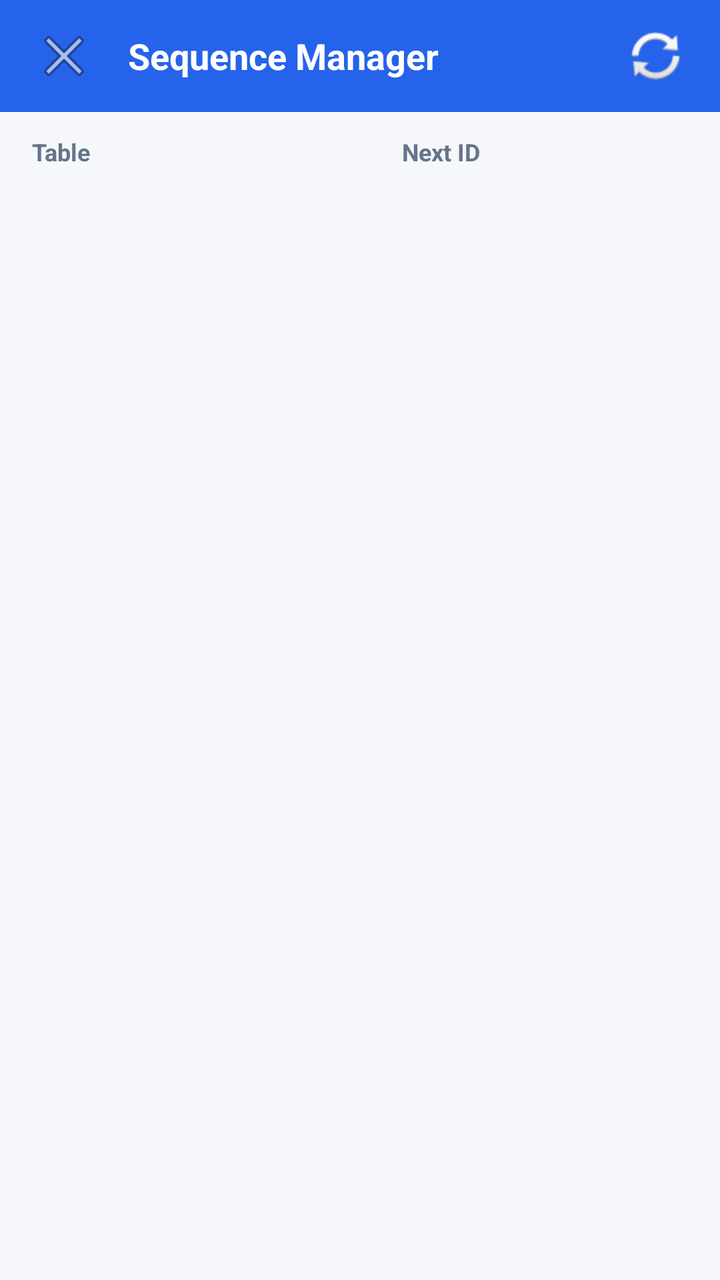
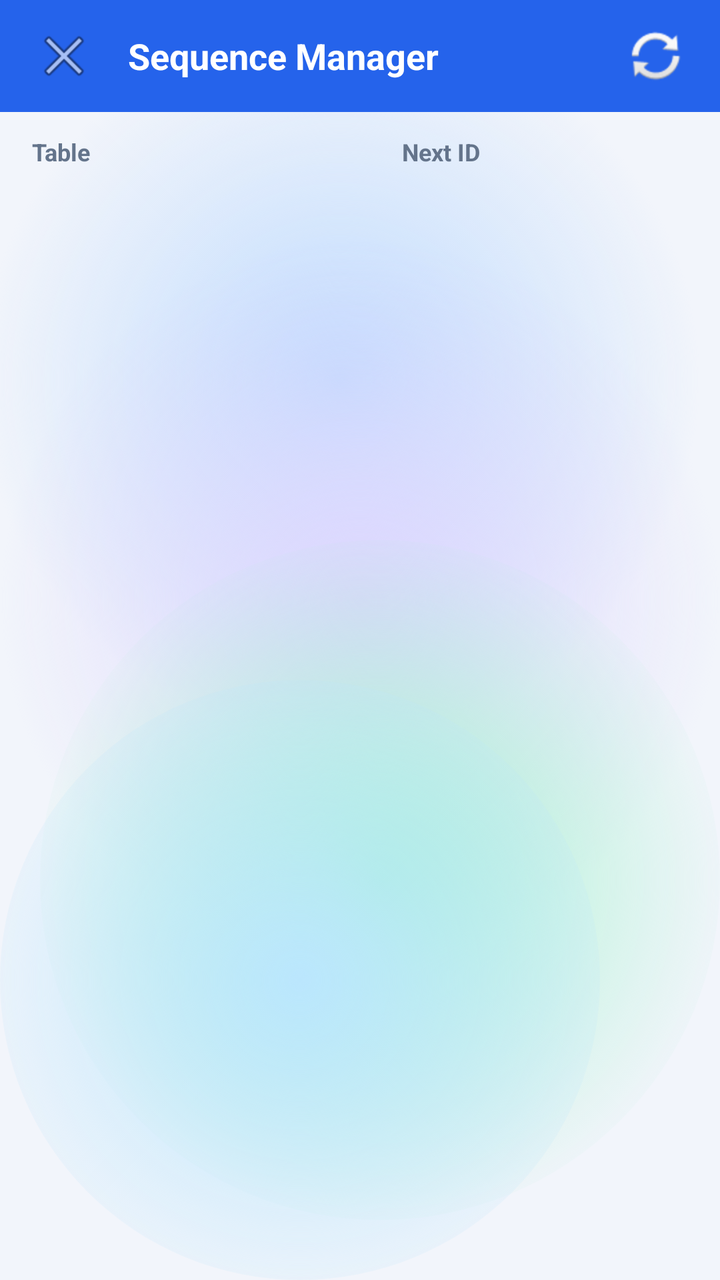

Two renders of the same Android screen: before a commit and after it. Below are the layout's source before the change and the commit's diff.
<!-- AndroidManifest.xml: application theme Theme.ExpenseOS -->
<!-- res/layout/activity_sequence.xml -->
<?xml version="1.0" encoding="utf-8"?>
<LinearLayout xmlns:android="http://schemas.android.com/apk/res/android"
    android:layout_width="match_parent"
    android:layout_height="match_parent"
    android:orientation="vertical"
    android:background="@color/background">

    <LinearLayout
        android:layout_width="match_parent"
        android:layout_height="56dp"
        android:orientation="horizontal"
        android:gravity="center_vertical"
        android:background="@color/primary"
        android:paddingHorizontal="12dp">

        <ImageButton
            android:id="@+id/btnBack"
            android:layout_width="40dp"
            android:layout_height="40dp"
            android:background="?attr/selectableItemBackgroundBorderless"
            android:src="@android:drawable/ic_menu_close_clear_cancel"
            android:contentDescription="Back" />

        <TextView
            android:layout_width="0dp"
            android:layout_height="wrap_content"
            android:layout_weight="1"
            android:layout_marginStart="12dp"
            android:text="Sequence Manager"
            android:textColor="@android:color/white"
            android:textSize="18sp"
            android:textStyle="bold" />

        <ImageButton
            android:id="@+id/btnResyncAll"
            android:layout_width="40dp"
            android:layout_height="40dp"
            android:background="?attr/selectableItemBackgroundBorderless"
            android:src="@android:drawable/ic_popup_sync"
            android:contentDescription="Resync All" />
    </LinearLayout>

    <LinearLayout
        android:layout_width="match_parent"
        android:layout_height="40dp"
        android:orientation="horizontal"
        android:gravity="center_vertical"
        android:background="@color/background"
        android:paddingHorizontal="16dp">

        <TextView
            android:layout_width="0dp"
            android:layout_height="wrap_content"
            android:layout_weight="1"
            android:text="Table"
            android:textColor="@color/text_muted"
            android:textSize="12sp"
            android:textStyle="bold" />

        <TextView
            android:layout_width="90dp"
            android:layout_height="wrap_content"
            android:gravity="end"
            android:layout_marginEnd="16dp"
            android:text="Next ID"
            android:textColor="@color/text_muted"
            android:textSize="12sp"
            android:textStyle="bold" />

        <View
            android:layout_width="88dp"
            android:layout_height="1dp" />
    </LinearLayout>

    <androidx.recyclerview.widget.RecyclerView
        android:id="@+id/rvSequences"
        android:layout_width="match_parent"
        android:layout_height="0dp"
        android:layout_weight="1"
        android:paddingVertical="0dp"
        android:clipToPadding="false" />

</LinearLayout>
<!-- resources referenced by this layout -->
<resources>
  <color name="background">#F5F7FB</color>
  <style name="Theme.ExpenseOS" parent="Theme.MaterialComponents.DayNight.NoActionBar">
          <item name="colorPrimary">@color/primary</item>
          <item name="colorPrimaryVariant">@color/primary_dark</item>
          <item name="colorPrimaryDark">@color/primary_dark</item>
          <item name="colorOnPrimary">@color/on_primary</item>
          <item name="colorSecondary">@color/secondary</item>
          <item name="colorSecondaryVariant">@color/secondary_dark</item>
          <item name="colorOnSecondary">@color/on_primary</item>
          <item name="colorAccent">@color/primary</item>
          <item name="colorSurface">@color/surface</item>
          <item name="colorOnSurface">@color/text</item>
          <item name="colorOnBackground">@color/text</item>
          <item name="colorError">@color/danger</item>
          <item name="android:colorBackground">@color/bg</item>
          <item name="android:windowBackground">@color/bg</item>
  
          <item name="android:textColorPrimary">@color/text</item>
          <item name="android:textColorSecondary">@color/text_muted</item>
          <item name="android:textColorHint">@color/text_hint</item>
          <item name="android:fontFamily">sans-serif</item>
          <item name="fontFamily">sans-serif</item>
  
          
          <item name="android:statusBarColor">@color/bg</item>
          <item name="android:navigationBarColor">@color/nav_bg</item>
          <item name="android:windowLightStatusBar">true</item>
          <item name="android:windowLightNavigationBar" tools:targetApi="o_mr1">true</item>
          <item name="android:forceDarkAllowed" tools:targetApi="q">false</item>
  
          
          <item name="editTextStyle">@style/Widget.ExpenseOS.EditText</item>
          <item name="materialAlertDialogTheme">@style/ThemeOverlay.ExpenseOS.Dialog</item>
          <item name="bottomSheetDialogTheme">@style/ThemeOverlay.ExpenseOS.BottomSheet</item>
          <item name="materialTimePickerTheme">@style/ThemeOverlay.ExpenseOS.TimePicker</item>
          <item name="android:windowAnimationStyle">@style/Animation.ExpenseOS.Window</item>
          <item name="android:windowActivityTransitions">true</item>
          <item name="android:windowContentTransitions">true</item>
      </style>
  <color name="surface">#FFFFFF</color>
  <color name="bg">#F5F7FB</color>
  <color name="nav_bg">#FFFFFF</color>
  <!-- unchanged entries left out for length: 19 -->
</resources>

<!-- the commit's change to res/layout/activity_sequence.xml (unified diff, before → after) -->
@@ -3,7 +3,7 @@
     android:layout_width="match_parent"
     android:layout_height="match_parent"
     android:orientation="vertical"
-    android:background="@color/background">
+    android:background="@android:color/transparent">
 
     <LinearLayout
         android:layout_width="match_parent"
@@ -45,7 +45,7 @@
         android:layout_height="40dp"
         android:orientation="horizontal"
         android:gravity="center_vertical"
-        android:background="@color/background"
+        android:background="@android:color/transparent"
         android:paddingHorizontal="16dp">
 
         <TextView
<!-- resource entries referenced after the edit -->
@@ -1,6 +1,5 @@
 <!-- resources referenced by this layout -->
 <resources>
-  <color name="background">#F5F7FB</color>
   <style name="Theme.ExpenseOS" parent="Theme.MaterialComponents.DayNight.NoActionBar">
           <item name="colorPrimary">@color/primary</item>
           <item name="colorPrimaryVariant">@color/primary_dark</item>
@@ -15,7 +14,7 @@
           <item name="colorOnBackground">@color/text</item>
           <item name="colorError">@color/danger</item>
           <item name="android:colorBackground">@color/bg</item>
-          <item name="android:windowBackground">@color/bg</item>
+          <item name="android:windowBackground">@drawable/aurora_bg</item>
   
           <item name="android:textColorPrimary">@color/text</item>
           <item name="android:textColorSecondary">@color/text_muted</item>
@@ -24,8 +23,8 @@
           <item name="fontFamily">sans-serif</item>
   
           
-          <item name="android:statusBarColor">@color/bg</item>
-          <item name="android:navigationBarColor">@color/nav_bg</item>
+          <item name="android:statusBarColor">@android:color/transparent</item>
+          <item name="android:navigationBarColor">@android:color/transparent</item>
           <item name="android:windowLightStatusBar">true</item>
           <item name="android:windowLightNavigationBar" tools:targetApi="o_mr1">true</item>
           <item name="android:forceDarkAllowed" tools:targetApi="q">false</item>
@@ -39,9 +38,62 @@
           <item name="android:windowActivityTransitions">true</item>
           <item name="android:windowContentTransitions">true</item>
       </style>
-  <color name="surface">#FFFFFF</color>
-  <color name="bg">#F5F7FB</color>
-  <color name="nav_bg">#FFFFFF</color>
+  <color name="surface">#E9FFFFFF</color>
+  <color name="bg">#F2F5FB</color>
+  <!-- drawable aurora_bg (drawable) -->
+  <?xml version="1.0" encoding="utf-8"?>
+  <layer-list xmlns:android="http://schemas.android.com/apk/res/android">
+      <item android:drawable="@color/aurora_base" />
+      <item android:width="380dp" android:height="380dp"
+          android:gravity="top|end"
+          android:drawable="@drawable/aurora_blob_blue" />
+      <item android:width="360dp" android:height="360dp"
+          android:gravity="start" android:top="120dp"
+          android:drawable="@drawable/aurora_blob_violet" />
+      <item android:width="340dp" android:height="340dp"
+          android:gravity="bottom|end" android:bottom="30dp"
+          android:drawable="@drawable/aurora_blob_mint" />
+      <item android:width="300dp" android:height="300dp"
+          android:gravity="bottom|start"
+          android:drawable="@drawable/aurora_blob_sky" />
+  </layer-list>
+  <color name="aurora_base">#F2F5FB</color>
+  <!-- drawable aurora_blob_blue (drawable) -->
+  <?xml version="1.0" encoding="utf-8"?>
+  <shape xmlns:android="http://schemas.android.com/apk/res/android" android:shape="oval">
+      <gradient
+          android:type="radial"
+          android:gradientRadius="180dp"
+          android:startColor="#BFDBFE"
+          android:endColor="#00BFDBFE" />
+  </shape>
+  <!-- drawable aurora_blob_violet (drawable) -->
+  <?xml version="1.0" encoding="utf-8"?>
+  <shape xmlns:android="http://schemas.android.com/apk/res/android" android:shape="oval">
+      <gradient
+          android:type="radial"
+          android:gradientRadius="180dp"
+          android:startColor="#DDD6FE"
+          android:endColor="#00DDD6FE" />
+  </shape>
+  <!-- drawable aurora_blob_mint (drawable) -->
+  <?xml version="1.0" encoding="utf-8"?>
+  <shape xmlns:android="http://schemas.android.com/apk/res/android" android:shape="oval">
+      <gradient
+          android:type="radial"
+          android:gradientRadius="180dp"
+          android:startColor="#A7F3D0"
+          android:endColor="#00A7F3D0" />
+  </shape>
+  <!-- drawable aurora_blob_sky (drawable) -->
+  <?xml version="1.0" encoding="utf-8"?>
+  <shape xmlns:android="http://schemas.android.com/apk/res/android" android:shape="oval">
+      <gradient
+          android:type="radial"
+          android:gradientRadius="180dp"
+          android:startColor="#BAE6FD"
+          android:endColor="#00BAE6FD" />
+  </shape>
   <!-- unchanged entries left out for length: 19 -->
 </resources>
 
